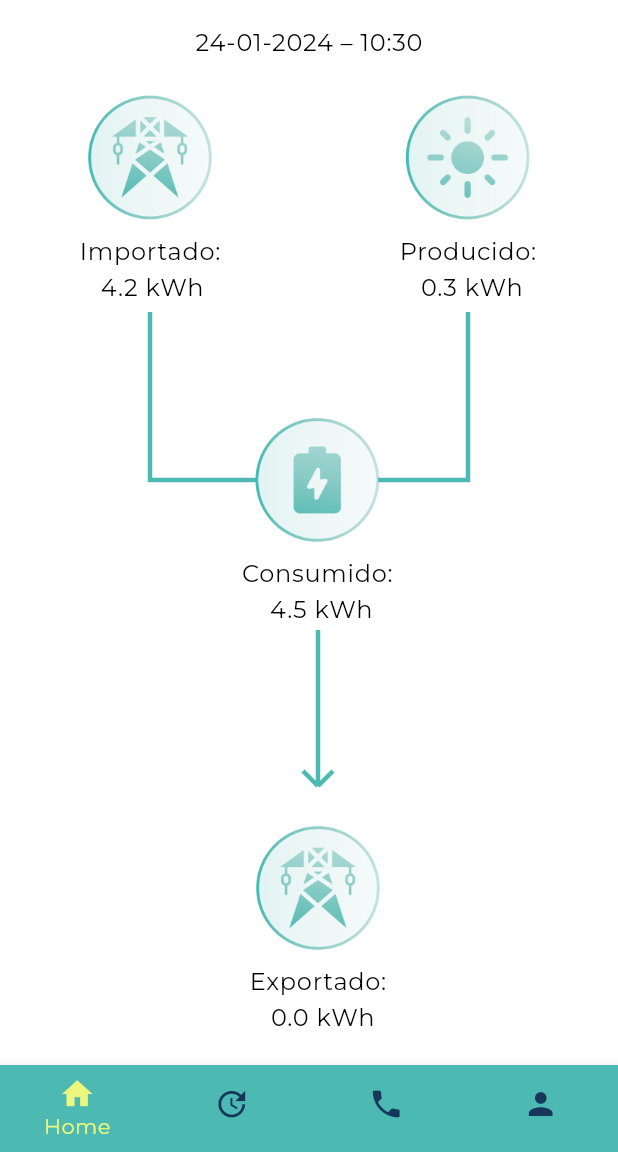
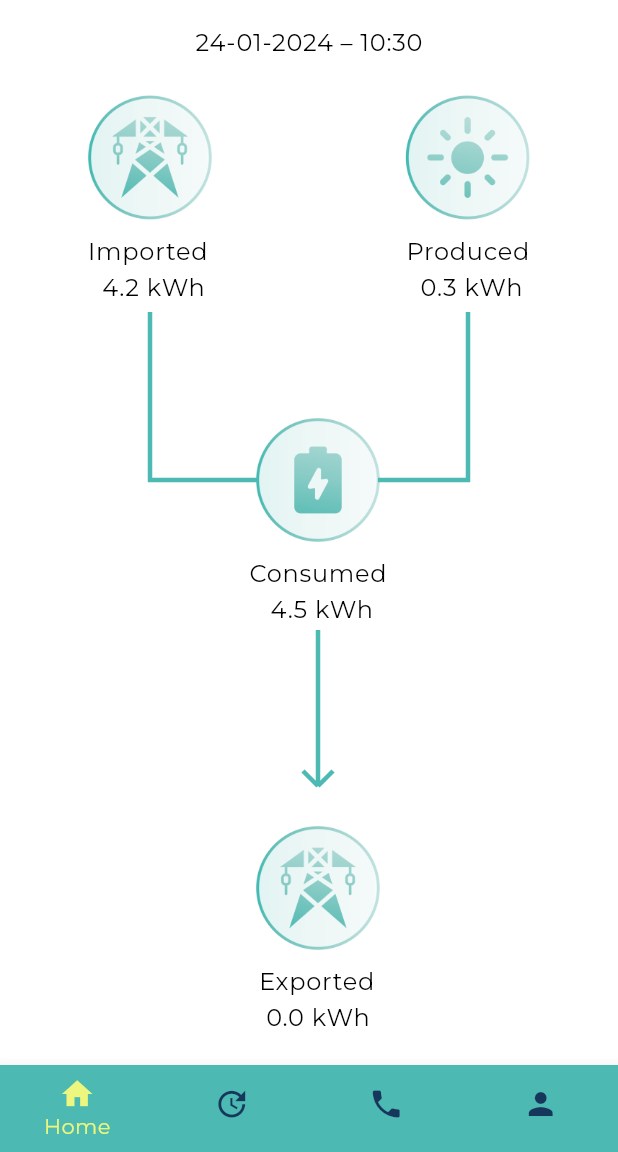
Before and after one commit to Korniev/Luzergia_solar_app, a Flutter app: the DataGraphsScreen screen opened directly, on a phone screen of 412 x 824 dp, the part 84-1236 px from its top. Run offline on Flutter 3.47's test engine with Material 3 defaults, Android fonts, the phone set to English and light mode, and no system bars; our stand-ins replace adaptive_theme, cloud_firestore, firebase_auth, firebase_core, firebase_storage, google_fonts and 1 more; missing offline and left inert: firebase_ui_auth, firebase_ui_localizations; accounts and stored records are empty; generated files the repository leaves out were written again.

Commit message:
updated text localizations

```diff
--- a/lib/screens/data_graphs.dart
+++ b/lib/screens/data_graphs.dart
@@ -1,4 +1,5 @@
 import 'package:flutter/material.dart';
+import 'package:flutter_gen/gen_l10n/app_localizations.dart';
 import 'package:intl/intl.dart';
 import 'package:luzergia_solar_app/widgets/arrow_painter.dart';
 import 'package:luzergia_solar_app/widgets/custom_appbar.dart';
@@ -93,7 +94,8 @@ class _DataGraphsScreenState extends State<DataGraphsScreen> {
                     children: [
                       Image.asset('lib/images/icono_luzergia_red.png',
                           width: 100.0, height: 100.0),
-                      Text('Importado:\n   $imported ',
+                      Text(
+                          '${AppLocalizations.of(context)!.importado}\n  $imported ',
                           style: Theme.of(context)
                               .textTheme
                               .bodyLarge
@@ -108,7 +110,8 @@ class _DataGraphsScreenState extends State<DataGraphsScreen> {
                     children: [
                       Image.asset('lib/images/icono_luzergia_sol.png',
                           width: 100.0, height: 100.0),
-                      Text('Producido:\n   $produced ',
+                      Text(
+                          '${AppLocalizations.of(context)!.producido}\n  $produced ',
                           style: Theme.of(context)
                               .textTheme
                               .bodyLarge
@@ -123,7 +126,8 @@ class _DataGraphsScreenState extends State<DataGraphsScreen> {
                     children: [
                       Image.asset('lib/images/icono_luzergia_home.png',
                           width: 100.0, height: 100.0),
-                      Text('Consumido:\n    $consumed ',
+                      Text(
+                          '${AppLocalizations.of(context)!.consumido}\n   $consumed ',
                           style: Theme.of(context)
                               .textTheme
                               .bodyLarge
@@ -138,7 +142,8 @@ class _DataGraphsScreenState extends State<DataGraphsScreen> {
                     children: [
                       Image.asset('lib/images/icono_luzergia_red.png',
                           width: 100.0, height: 100.0),
-                      Text('Exportado:\n   $exported ',
+                      Text(
+                          '${AppLocalizations.of(context)!.exportado}\n $exported ',
                           style: Theme.of(context)
                               .textTheme
                               .bodyLarge
```
Also changed, not shown: lib/screens/help_desk.dart (+6 -5 lines), lib/screens/order_updates.dart (+7 -5 lines), lib/screens/profile.dart (+11 -7 lines), lib/screens/splash.dart (+5 -6 lines).
